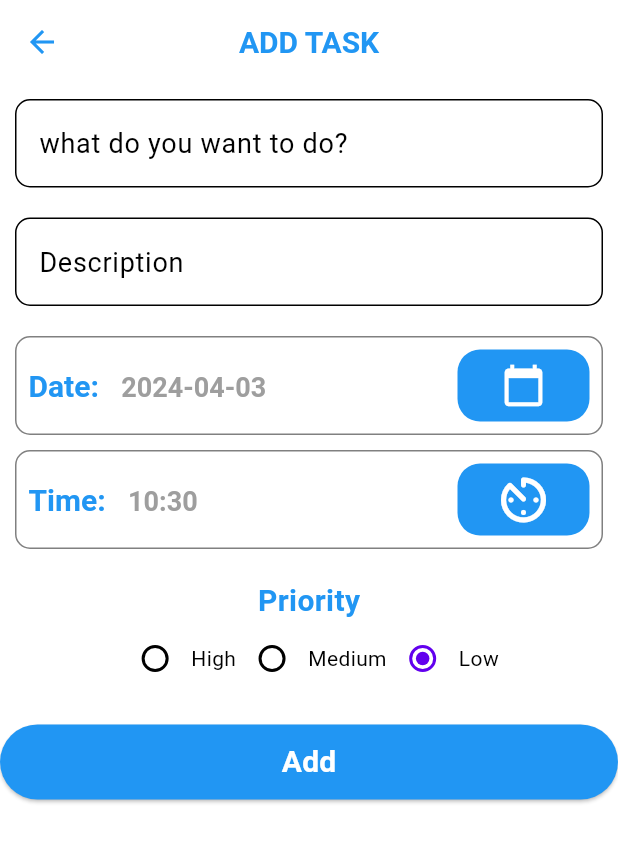
After one commit to BrianNguyen1507/TodosApp, a Flutter app: the UpdateAddTask screen opened directly, on a phone screen of 412 x 824 dp. The commit adds this screen. Shown: the top 842 px of the screen. Run offline on Flutter 3.47's test engine with Material 3 defaults, Android fonts, the phone set to English and light mode, and no system bars; our stand-ins replace awesome_notifications, fluttertoast, shared_preferences, sqflite; accounts and stored records are empty.

Commit message:
update: combine update-add

```diff
--- a/lib/pages/TodoList.dart
+++ b/lib/pages/TodoList.dart
@@ -6,10 +6,10 @@ import 'package:fluttertoast/fluttertoast.dart';
 import 'package:provider/provider.dart';
 import 'package:todo/Database/Dbhelper.dart';
 import 'package:todo/constant/colors.dart';
-import 'package:todo/pages/adding.dart';
 import 'package:todo/models/congviec.dart';
 import 'package:todo/pages/completedList.dart';
 import 'package:todo/pages/detail.dart';
+import 'package:todo/pages/UpdateAdd.dart';
 import 'package:todo/services/DeleteTask.dart';
 import 'package:todo/services/MarkDoneTask.dart';
 import 'package:todo/services/handle/handleDateTime.dart';
@@ -68,7 +68,9 @@ class _TodoSampleState extends State<TodoSample> {
             final itemnew = await Navigator.push(
               context,
               MaterialPageRoute(
-                builder: (context) => const AddSchedule(),
+                builder: (context) => const UpdateAddTask(
+                  taskToUpdate: null,
+                ),
               ),
             );
             if (itemnew != null) {
--- /dev/null
+++ b/lib/pages/UpdateAdd.dart
@@ -0,0 +1,426 @@
+import 'dart:async';
+
+import 'package:flutter/material.dart';
+import 'package:intl/intl.dart';
+import 'package:provider/provider.dart';
+import 'package:todo/Notification/ScheduleNotifications.dart';
+import 'package:todo/constant/colors.dart';
+import 'package:todo/models/congviec.dart';
+import 'package:todo/pages/TodoList.dart';
+import 'package:fluttertoast/fluttertoast.dart';
+import 'package:todo/services/AddTask.dart';
+import 'package:todo/services/handle/handleDateTime.dart';
+import 'package:todo/services/updateTask.dart';
+import 'package:todo/theme/provider.dart';
+
+class UpdateAddTask extends StatefulWidget {
+  const UpdateAddTask({super.key, required this.taskToUpdate});
+  final CongViec? taskToUpdate;
+  @override
+  State<UpdateAddTask> createState() => _UpdateAddTaskState();
+}
+
+class _UpdateAddTaskState extends State<UpdateAddTask> {
+  late String _priority;
+  late Timer? _timer;
+  final TextEditingController _nameController = TextEditingController();
+  final TextEditingController _discriptionController = TextEditingController();
+  late DateTime _selectedDate;
+  late String _selectedTime;
+
+  Future<DateTime?> _selectDate() async {
+    DateTime? pickedDate =
+        await HandleDateTime.pickDate(context, _selectedDate);
+    if (pickedDate != null) {
+      setState(() {
+        _selectedDate = pickedDate;
+      });
+      return _selectedDate;
+    }
+    return null;
+  }
+
+  Future<String?> _selectTime() async {
+    String? pickedTime =
+        await HandleDateTime.pickTime(context, _selectedDate, _selectedTime);
+    if (pickedTime != null) {
+      setState(() {
+        _selectedTime = pickedTime;
+      });
+      return _selectedTime;
+    }
+    return null;
+  }
+
+  @override
+  void initState() {
+    _timer = Timer.periodic(const Duration(minutes: 1), (timer) {
+      setState(() {
+        _selectedTime = DateFormat('kk:mm').format(DateTime.now());
+      });
+    });
+    if (isUpdating) {
+      super.initState();
+      _nameController.text = widget.taskToUpdate!.name;
+      _discriptionController.text = widget.taskToUpdate!.description!;
+      _priority = widget.taskToUpdate!.priority;
+      _selectedDate = widget.taskToUpdate!.date;
+      _selectedTime = widget.taskToUpdate!.time;
+    } else {
+      resetDateTime();
+    }
+  }
+
+  @override
+  void dispose() {
+    _timer!.cancel();
+    super.dispose();
+  }
+
+  void resetDateTime() {
+    _nameController.clear();
+    _discriptionController.clear();
+    _selectedDate = DateTime.now();
+    _selectedTime = DateFormat('kk:mm').format(DateTime.now());
+    _priority = 'Low';
+  }
+
+  bool get isUpdating => widget.taskToUpdate != null;
+  @override
+  Widget build(BuildContext context) {
+    return Scaffold(
+      appBar: AppBar(
+        centerTitle: true,
+        title: isUpdating
+            ? const Text(
+                'UPDATE TASK',
+                style: TextStyle(
+                    fontWeight: FontWeight.bold,
+                    fontSize: 20,
+                    color: AppColors.title),
+              )
+            : const Text(
+                'ADD TASK',
+                style: TextStyle(
+                    fontWeight: FontWeight.bold,
+                    fontSize: 20,
+                    color: AppColors.title),
+              ),
+        backgroundColor: Provider.of<ThemeProvider>(context)
+            .themeData
+            .appBarTheme
+            .backgroundColor,
+        leading: IconButton(
+          icon: const Icon(
+            Icons.arrow_back,
+            color: AppColors.arrow,
+          ),
+          onPressed: () {
+            Navigator.pop(context);
+          },
+        ),
+      ),
+      body: SingleChildScrollView(
+        child: Column(
+          crossAxisAlignment: CrossAxisAlignment.center,
+          children: [
+            Container(
+              padding: const EdgeInsets.all(10),
+              child: TextField(
+                controller: _nameController,
+                decoration: const InputDecoration(
+                  border: OutlineInputBorder(
+                    borderRadius: BorderRadius.all(Radius.circular(10)),
+                    borderSide: BorderSide(
+                      width: 0.5,
+                      color: AppColors.grey,
+                    ),
+                  ),
+                  hintText: 'what do you want to do?',
+                  hintStyle: TextStyle(
+                    fontWeight: FontWeight.normal,
+                    fontSize: 18,
+                  ),
+                ),
+              ),
+            ),
+            Container(
+              padding: const EdgeInsets.all(10),
+              child: TextField(
+                controller: _discriptionController,
+                decoration: const InputDecoration(
+                  border: OutlineInputBorder(
+                    borderRadius: BorderRadius.all(Radius.circular(10)),
+                    borderSide: BorderSide(
+                      width: 0.5,
+                      color: AppColors.grey,
+                    ),
+                  ),
+                  hintText: 'Description',
+                  hintStyle: TextStyle(
+                    fontWeight: FontWeight.normal,
+                    fontSize: 18,
+                  ),
+                ),
+              ),
+            ),
+            Container(
+              decoration: const BoxDecoration(
+                borderRadius: BorderRadius.all(Radius.circular(10)),
+              ),
+              padding: const EdgeInsets.all(10),
+              child: Container(
+                decoration: BoxDecoration(
+                  border: Border.all(color: AppColors.grey),
+                  borderRadius: const BorderRadius.all(Radius.circular(10)),
+                ),
+                child: Padding(
+                  padding: const EdgeInsets.all(8.0),
+                  child: Row(
+                    mainAxisAlignment: MainAxisAlignment.spaceBetween,
+                    children: [
+                      RichText(
+                        text: TextSpan(
+                          children: [
+                            const TextSpan(
+                              text: "Date:   ",
+                              style: TextStyle(
+                                color: AppColors.title,
+                                fontSize: 20,
+                                fontWeight: FontWeight.bold,
+                              ),
+                            ),
+                            TextSpan(
+                              text: DateFormat('yyyy-MM-dd')
+                                  .format(_selectedDate),
+                              style: const TextStyle(
+                                fontSize: 18,
+                                color: AppColors.subtitle,
+                                fontWeight: FontWeight.bold,
+                              ),
+                            )
+                          ],
+                        ),
+                      ),
+                      Container(
+                        decoration: const BoxDecoration(
+                          color: AppColors.button,
+                          borderRadius: BorderRadius.all(
+                            Radius.circular(15),
+                          ),
+                        ),
+                        child: MaterialButton(
+                          child: const Icon(
+                            Icons.calendar_today,
+                            color: AppColors.white,
+                            size: 30,
+                          ),
+                          onPressed: () {
+                            _selectDate();
+                          },
+                        ),
+                      )
+                    ],
+                  ),
+                ),
+              ),
+            ),
+            Container(
+              decoration: const BoxDecoration(
+                borderRadius: BorderRadius.all(Radius.circular(10)),
+              ),
+              padding: const EdgeInsets.only(left: 10, right: 10),
+              child: Container(
+                decoration: BoxDecoration(
+                  border: Border.all(color: AppColors.grey),
+                  borderRadius: const BorderRadius.all(Radius.circular(10)),
+                ),
+                child: Padding(
+                  padding: const EdgeInsets.all(8.0),
+                  child: Row(
+                    mainAxisAlignment: MainAxisAlignment.spaceBetween,
+                    children: [
+                      RichText(
+                        text: TextSpan(
+                          children: [
+                            const TextSpan(
+                              text: "Time:   ",
+                              style: TextStyle(
+                                color: AppColors.title,
+                                fontSize: 20,
+                                fontWeight: FontWeight.bold,
+                              ),
+                            ),
+                            TextSpan(
+                              text: _selectedTime,
+                              style: const TextStyle(
+                                color: AppColors.subtitle,
+                                fontSize: 18,
+                                fontWeight: FontWeight.bold,
+                              ),
+                            )
+                          ],
+                        ),
+                      ),
+                      Container(
+                        decoration: const BoxDecoration(
+                          color: AppColors.title,
+                          borderRadius: BorderRadius.all(
+                            Radius.circular(15),
+                          ),
+                        ),
+                        child: MaterialButton(
+                          child: const Icon(
+                            Icons.av_timer_rounded,
+                            color: AppColors.white,
+                            size: 40,
+                          ),
+                          onPressed: () {
+                            _selectTime();
+                          },
+                        ),
+                      ),
+                    ],
+                  ),
+                ),
+              ),
+            ),
+            Container(
+              padding: const EdgeInsets.all(20),
+              child: Column(
+                children: [
+                  const Text(
+                    'Priority',
+                    style: TextStyle(
+                      color: AppColors.title,
+                      fontSize: 20,
+                      fontWeight: FontWeight.bold,
+                    ),
+                  ),
+                  Row(
+                    mainAxisAlignment: MainAxisAlignment.center,
+                    children: [
+                      Row(
+                        children: <Widget>[
+                          Radio<String>(
+                            value: 'High',
+                            groupValue: _priority,
+                            onChanged: (value) {
+                              setState(() {
+                                _priority = value!;
+                              });
+                            },
+                          ),
+                          const Text('High'),
+                        ],
+                      ),
+                      Row(
+                        children: <Widget>[
+                          Radio<String>(
+                            value: 'Medium',
+                            groupValue: _priority,
+                            onChanged: (value) {
+                              setState(() {
+                                _priority = value!;
+                              });
+                            },
+                          ),
+                          const Text('Medium'),
+                        ],
+                      ),
+                      Row(
+                        children: <Widget>[
+                          Radio<String>(
+                            value: 'Low',
+                            groupValue: _priority,
+                            onChanged: (value) {
+                              setState(() {
+                                _priority = value!;
+                              });
+                            },
+                          ),
+                          const Text('Low'),
+                        ],
+                      )
+                    ],
+                  ),
+                ],
+              ),
+            ),
+            Container(
+                height: 50,
+                width: double.infinity,
+                color: Colors.transparent,
+                child: ElevatedButton(
+                  style: ElevatedButton.styleFrom(
+                    backgroundColor: AppColors.button,
+                  ),
+                  onPressed: () async {
+                    scheduleAndCreateNotifications();
+                    if (isUpdating) {
+                      final updatedTask = CongViec(
+                        id: widget.taskToUpdate!.id,
+                        name: _nameController.text,
+                        description: _discriptionController.text,
+                        date: _selectedDate,
+                        time: _selectedTime,
+                        priority: _priority,
+                      );
+                      await UpdateTask.updateTask(updatedTask);
+                      Fluttertoast.showToast(
+                        msg: 'Task updated successfully!',
+                        toastLength: Toast.LENGTH_SHORT,
+                        gravity: ToastGravity.CENTER,
+                        timeInSecForIosWeb: 1,
+                        backgroundColor: AppColors.blue,
+                        textColor: AppColors.white,
+                        fontSize: 16,
+                      );
+                    } else {
+                      final newTask = CongViec(
+                        name: _nameController.text,
+                        description: _discriptionController.text,
+                        date: _selectedDate,
+                        time: _selectedTime,
+                        priority: _priority,
+                      );
+                      await AddTask.addTask(newTask);
+                      Fluttertoast.showToast(
+                        msg: 'Task added successfully!',
+                        toastLength: Toast.LENGTH_SHORT,
+                        gravity: ToastGravity.CENTER,
+                        timeInSecForIosWeb: 1,
+                        backgroundColor: AppColors.blue,
+                        textColor: AppColors.white,
+                        fontSize: 16,
+                      );
+                    }
+                    Navigator.pushReplacement(
+                      context,
+                      MaterialPageRoute(
+                        builder: (context) => const TodoSample(),
+                      ),
+                    );
+                  },
+                  child: isUpdating
+                      ? const Text(
+                          'Update',
+                          style: TextStyle(
+                              color: AppColors.white,
+                              fontSize: 20,
+                              fontWeight: FontWeight.bold),
+                        )
+                      : const Text(
+                          'Add',
+                          style: TextStyle(
+                              color: AppColors.white,
+                              fontSize: 20,
+                              fontWeight: FontWeight.bold),
+                        ),
+                )),
+          ],
+        ),
+      ),
+    );
+  }
+}
--- a/lib/pages/detail.dart
+++ b/lib/pages/detail.dart
@@ -3,7 +3,8 @@ import 'package:intl/intl.dart';
 import 'package:provider/provider.dart';
 import 'package:todo/constant/colors.dart';
 import 'package:todo/models/congviec.dart';
-import 'package:todo/pages/update.dart';
+import 'package:todo/pages/UpdateAdd.dart';
+
 import 'package:todo/services/handle/handleDateTime.dart';
 
 import 'package:todo/theme/provider.dart';
@@ -48,7 +49,7 @@ class _DetailPageState extends State<DetailPage> {
             ),
             onPressed: () {
               Navigator.of(context).push(MaterialPageRoute(
-                builder: (context) => UpdatePage(
+                builder: (context) => UpdateAddTask(
                   taskToUpdate: widget.task,
                 ),
               ));
--- a/lib/services/AddTask.dart
+++ b/lib/services/AddTask.dart
@@ -21,8 +21,7 @@ class AddTask {
         },
         conflictAlgorithm: ConflictAlgorithm.replace,
       );
-    } catch (e) {
-      print('Error adding task: $e');
-    }
+      // ignore: empty_catches
+    } catch (e) {}
   }
 }
```
